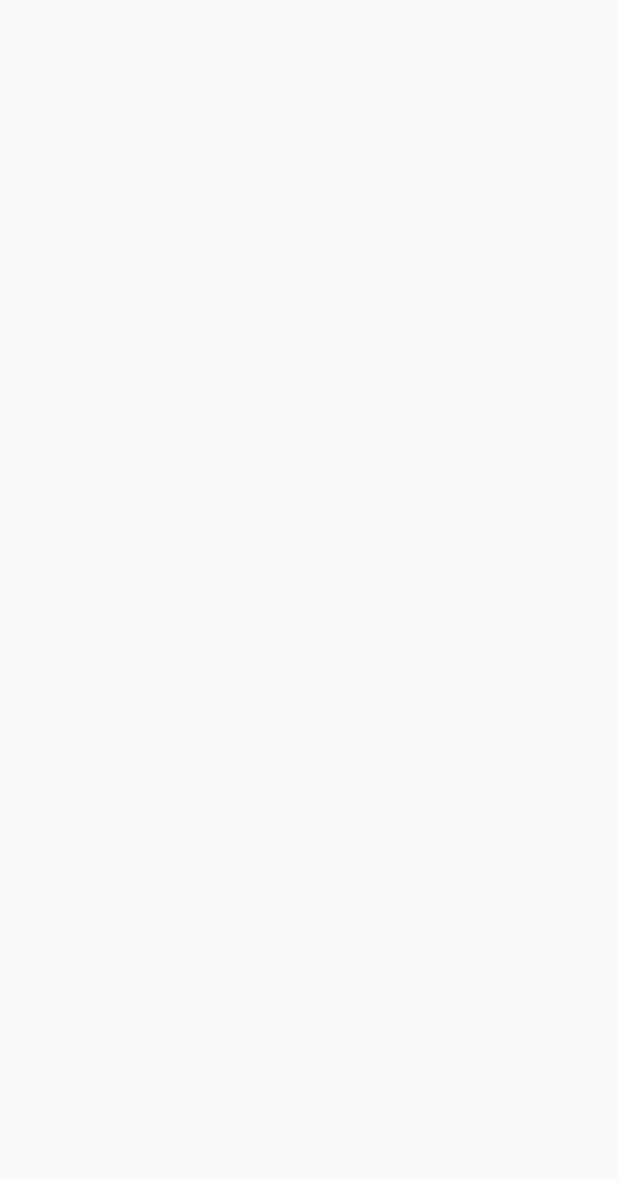
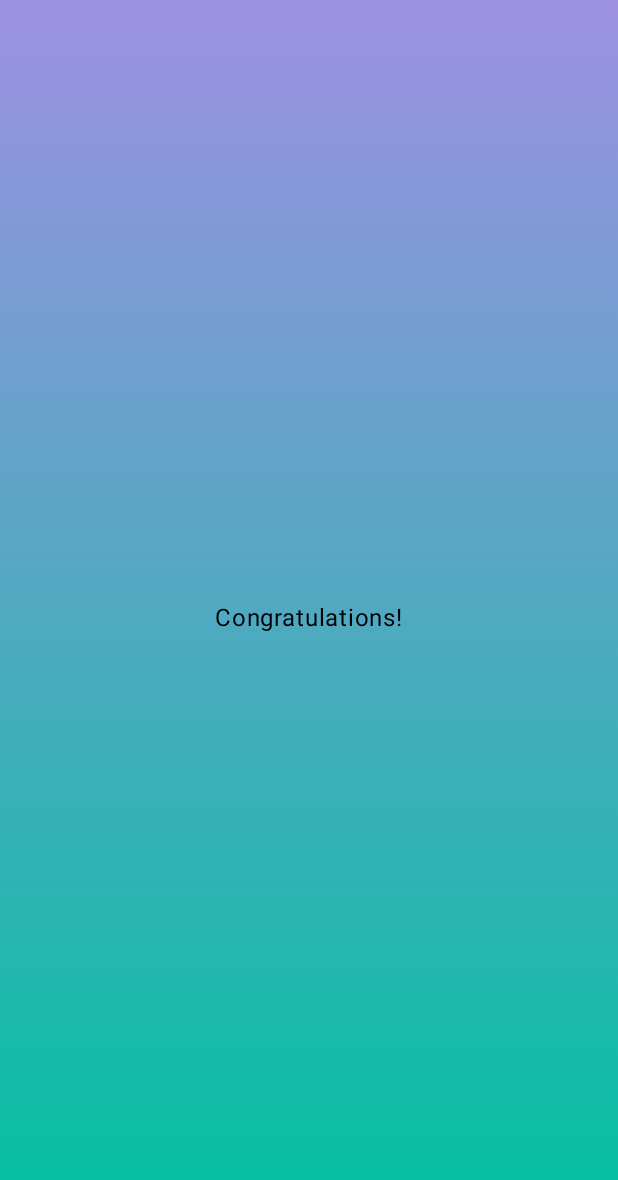
Before and after one commit to jlpmartinss/Simple-Login-App-UI, an Android app built with Jetpack Compose: the HomeScreen screen opened through its navigation route, on a phone screen of 412 x 824 dp. Before the commit the part shown is empty. Shown: the top 1180 px of the screen. Run offline under Robolectric (Android 15) with nearby library versions, the phone set to English and light mode, and no system bars.

Commit message:
greetings for home screen

```diff
--- a/app/src/main/java/com/example/simpleloginappui/screens/HomeScreen.kt
+++ b/app/src/main/java/com/example/simpleloginappui/screens/HomeScreen.kt
@@ -1,9 +1,49 @@
 package com.example.simpleloginappui.screens
 
+import androidx.compose.foundation.background
+import androidx.compose.foundation.layout.Arrangement
+import androidx.compose.foundation.layout.Column
+import androidx.compose.foundation.layout.Row
+import androidx.compose.foundation.layout.fillMaxSize
+import androidx.compose.material3.Text
 import androidx.compose.runtime.Composable
+import androidx.compose.ui.Alignment
 import androidx.compose.ui.Modifier
+import androidx.compose.ui.graphics.Brush
+import androidx.compose.ui.tooling.preview.Preview
+import com.example.simpleloginappui.ui.theme.PrimaryGreen
+import com.example.simpleloginappui.ui.theme.PrimaryViolet
 
 @Composable
 fun HomeScreen(modifier: Modifier = Modifier) {
+    Column(
+        horizontalAlignment = Alignment.CenterHorizontally,
+        verticalArrangement = Arrangement.Center,
+        modifier = Modifier
+            .fillMaxSize()
+            .background(
+                Brush.verticalGradient(
+                    0f to PrimaryViolet,
+                    1f to PrimaryGreen
+                )
+            )
+    ) {
+        Greetings()
 
+    }
 }
+
+@Composable
+fun Greetings(modifier: Modifier = Modifier) {
+    Row(
+        verticalAlignment = Alignment.CenterVertically,
+    ) {
+        Text(text = "Congratulations!")
+    }
+}
+
+@Preview(showBackground = true)
+@Composable
+private fun HomeScreenPrev() {
+    HomeScreen()
+}
```
